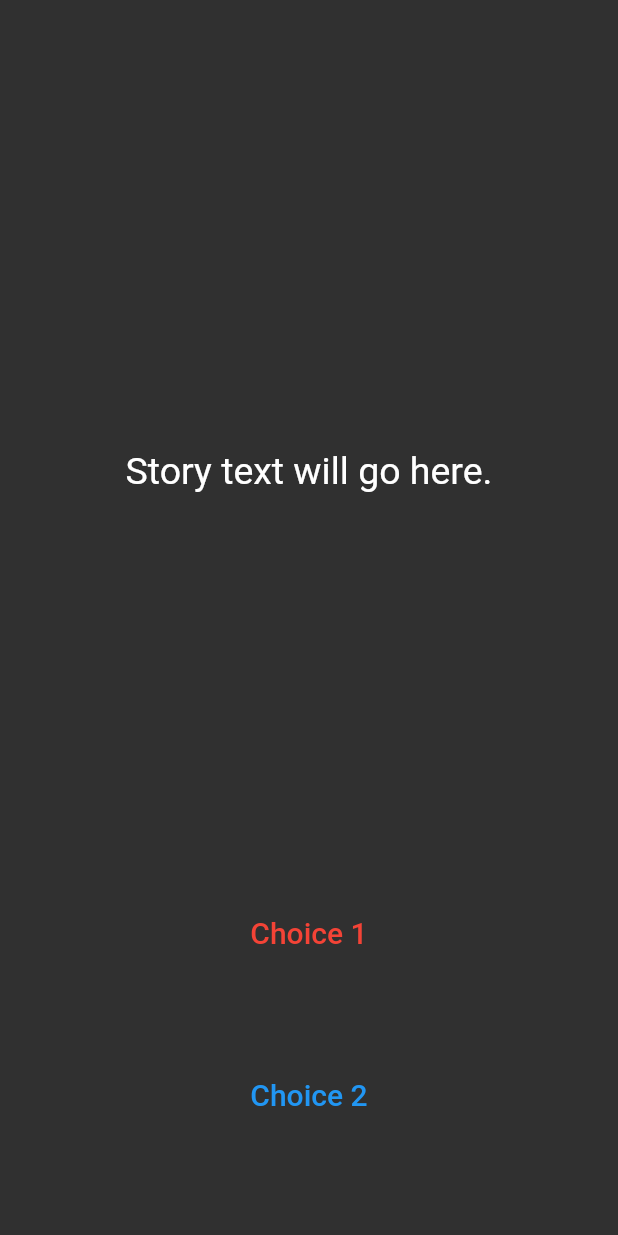
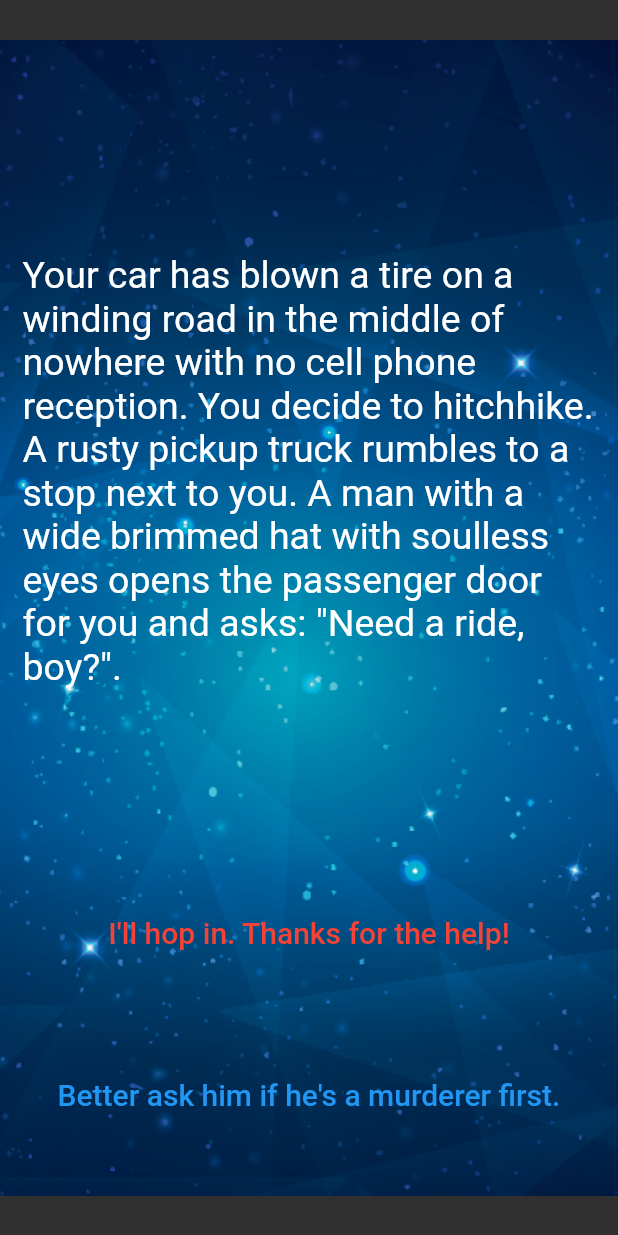
Before and after one commit to Wahidmshafin/Destini-Challange-, a Flutter app: the screen it shows after launch, on a phone screen of 412 x 824 dp. Run offline on Flutter 3.47's test engine with Material 2 defaults, Android fonts, the phone set to English and light mode, and no system bars.

Commit message:
Upto step 16

```diff
--- a/lib/main.dart
+++ b/lib/main.dart
@@ -1,3 +1,4 @@
+import 'package:destini/story_brain.dart';
 import 'package:flutter/material.dart';
 
 //TODO: Step 15 - Run the app and see if you can see the screen update with the first story. Delete this TODO if it looks as you expected.
@@ -13,7 +14,7 @@ class Destini extends StatelessWidget {
   }
 }
 
-//TODO: Step 9 - Create a new storyBrain object from the StoryBrain class.
+StoryBrain storyBrain= StoryBrain();
 
 class StoryPage extends StatefulWidget {
   _StoryPageState createState() => _StoryPageState();
@@ -24,7 +25,11 @@ class _StoryPageState extends State<StoryPage> {
   Widget build(BuildContext context) {
     return Scaffold(
       body: Container(
-        //TODO: Step 1 - Add background.png to this Container as a background image.
+        decoration: BoxDecoration(
+          image: DecorationImage(
+            image: AssetImage('images/background.png'),
+          ),
+        ),
         padding: EdgeInsets.symmetric(vertical: 50.0, horizontal: 15.0),
         constraints: BoxConstraints.expand(),
         child: SafeArea(
@@ -35,8 +40,7 @@ class _StoryPageState extends State<StoryPage> {
                 flex: 12,
                 child: Center(
                   child: Text(
-                    //TODO: Step 10 - use the storyBrain to get the first story title and display it in this Text Widget.
-                    'Story text will go here.',
+                    storyBrain.getStory(),
                     style: TextStyle(
                       fontSize: 25.0,
                     ),
@@ -52,7 +56,7 @@ class _StoryPageState extends State<StoryPage> {
                   },
                   child: Text(
                     //TODO: Step 13 - Use the storyBrain to get the text for choice 1.
-                    'Choice 1',
+                    storyBrain.getChoice1(),
                     style: TextStyle(
                       fontSize: 20.0,
                       color: Colors.red,
@@ -74,7 +78,7 @@ class _StoryPageState extends State<StoryPage> {
                   },
                   child: Text(
                     //TODO: Step 14 - Use the storyBrain to get the text for choice 2.
-                    'Choice 2',
+                    StoryBrain().getChoice2(),
                     style: TextStyle(
                       fontSize: 20.0,
                       color: Colors.blue,
--- a/lib/story.dart
+++ b/lib/story.dart
@@ -1,5 +1,5 @@
-//TODO: Step 2 - Create a new class called Story.
-
-//TODO: Step 3 - Create 3 properties for this class, A. storyTitle to store the story text. B. choice1 to store the text for choice 1, C. choice2 to store the text for choice 2.
-
-//TODO: Step 4 - Create a Constructor for this class to be able to initialise the properties created in step 3.
+class Story
+{
+  String storyTitle, choice1, choice2;
+  Story({required this.storyTitle, required this.choice1, required this.choice2});
+}
--- a/lib/story_brain.dart
+++ b/lib/story_brain.dart
@@ -1,54 +1,64 @@
-//TODO: Step 6 - import the story.dart file into this file.
+import 'story.dart';
+class StoryBrain {
 
-//TODO: Step 5 - Create a new class called StoryBrain.
+  //TODO: Step 16 - Create a property called storyNumber which starts with a value of 0. This will be used to track which story the user is currently viewing.
+  int storyNumber=0;
 
-//TODO: Step 7 - Uncomment the lines below to include storyData as a private property in StoryBrain. Hint: You might need to change something in story.dart to make this work.
+List<Story> _storyData = [
+ Story(
+     storyTitle:
+     'Your car has blown a tire on a winding road in the middle of nowhere with no cell phone reception. You decide to hitchhike. A rusty pickup truck rumbles to a stop next to you. A man with a wide brimmed hat with soulless eyes opens the passenger door for you and asks: "Need a ride, boy?".',
+     choice1: 'I\'ll hop in. Thanks for the help!',
+     choice2: 'Better ask him if he\'s a murderer first.'),
+ Story(
+     storyTitle: 'He nods slowly, unphased by the question.',
+     choice1: 'At least he\'s honest. I\'ll climb in.',
+     choice2: 'Wait, I know how to change a tire.'),
+ Story(
+     storyTitle:
+     'As you begin to drive, the stranger starts talking about his relationship with his mother. He gets angrier and angrier by the minute. He asks you to open the glovebox. Inside you find a bloody knife, two severed fingers, and a cassette tape of Elton John. He reaches for the glove box.',
+     choice1: 'I love Elton John! Hand him the cassette tape.',
+     choice2: 'It\'s him or me! You take the knife and stab him.'),
+ Story(
+     storyTitle:
+     'What? Such a cop out! Did you know traffic accidents are the second leading cause of accidental death for most adult age groups?',
+     choice1: 'Restart',
+     choice2: ''),
+ Story(
+     storyTitle:
+     'As you smash through the guardrail and careen towards the jagged rocks below you reflect on the dubious wisdom of stabbing someone while they are driving a car you are in.',
+     choice1: 'Restart',
+     choice2: ''),
+ Story(
+     storyTitle:
+     'You bond with the murderer while crooning verses of "Can you feel the love tonight". He drops you off at the next town. Before you go he asks you if you know any good places to dump bodies. You reply: "Try the pier".',
+     choice1: 'Restart',
+     choice2: '')
+];
 
-//List<Story> _storyData = [
-//  Story(
-//      storyTitle:
-//      'Your car has blown a tire on a winding road in the middle of nowhere with no cell phone reception. You decide to hitchhike. A rusty pickup truck rumbles to a stop next to you. A man with a wide brimmed hat with soulless eyes opens the passenger door for you and asks: "Need a ride, boy?".',
-//      choice1: 'I\'ll hop in. Thanks for the help!',
-//      choice2: 'Better ask him if he\'s a murderer first.'),
-//  Story(
-//      storyTitle: 'He nods slowly, unphased by the question.',
-//      choice1: 'At least he\'s honest. I\'ll climb in.',
-//      choice2: 'Wait, I know how to change a tire.'),
-//  Story(
-//      storyTitle:
-//      'As you begin to drive, the stranger starts talking about his relationship with his mother. He gets angrier and angrier by the minute. He asks you to open the glovebox. Inside you find a bloody knife, two severed fingers, and a cassette tape of Elton John. He reaches for the glove box.',
-//      choice1: 'I love Elton John! Hand him the cassette tape.',
-//      choice2: 'It\'s him or me! You take the knife and stab him.'),
-//  Story(
-//      storyTitle:
-//      'What? Such a cop out! Did you know traffic accidents are the second leading cause of accidental death for most adult age groups?',
-//      choice1: 'Restart',
-//      choice2: ''),
-//  Story(
-//      storyTitle:
-//      'As you smash through the guardrail and careen towards the jagged rocks below you reflect on the dubious wisdom of stabbing someone while they are driving a car you are in.',
-//      choice1: 'Restart',
-//      choice2: ''),
-//  Story(
-//      storyTitle:
-//      'You bond with the murderer while crooning verses of "Can you feel the love tonight". He drops you off at the next town. Before you go he asks you if you know any good places to dump bodies. You reply: "Try the pier".',
-//      choice1: 'Restart',
-//      choice2: '')
-//];
+String getStory()=>_storyData.first.storyTitle;
+//TODO: Step 11 - Create a method called getChoice1() that returns the text for the first choice1 from _storyData.
+String getChoice1()=>_storyData.first.choice1;
+
+//TODO: Step 12 - Create a method called getChoice2() that returns the text for the first choice2 from _storyData.
+String getChoice2()=> _storyData.first.choice2;
 
 //TODO: Step 23 - Use the storyNumber property inside getStory(), getChoice1() and getChoice2() so that it gets the updated story and choices rather than always just the first (0th) one.
 
-//TODO: Step 8 - Create a method called getStory() that returns the first storyTitle from _storyData.
 
-//TODO: Step 11 - Create a method called getChoice1() that returns the text for the first choice1 from _storyData.
 
-//TODO: Step 12 - Create a method called getChoice2() that returns the text for the first choice2 from _storyData.
+
 
 //TODO: Step 25 - Change the storyNumber property into a private property so that only story_brain.dart has access to it. You can do this by right clicking on the name (storyNumber) and selecting Refactor -> Rename to make the change across all the places where it's used.
 
-//TODO: Step 16 - Create a property called storyNumber which starts with a value of 0. This will be used to track which story the user is currently viewing.
+
 
 //TODO: Step 17 - Create a method called nextStory(), it should not have any outputs but it should have 1 input called choiceNumber which will be the choice number (int) made by the user.
+
+void nextStory( int choiceNumber)
+{
+
+}
 
 //TODO: Step 20 - Download the story plan here: https://drive.google.com/uc?export=download&id=1KU6EghkO9Hf2hRM0756xFHgNaZyGCou3
 
@@ -57,3 +67,6 @@
 //TODO: Step 22 - In nextStory() if the storyNumber is equal to 3 or 4 or 5, that means it's the end of the game and it should call a method called restart() that resets the storyNumber to 0.
 
 //TODO: Step 27 - Create a method called buttonShouldBeVisible() which checks to see if storyNumber is 0 or 1 or 2 (when both buttons should show choices) and return true if that is the case, else it should return false.
+
+
+}
```
